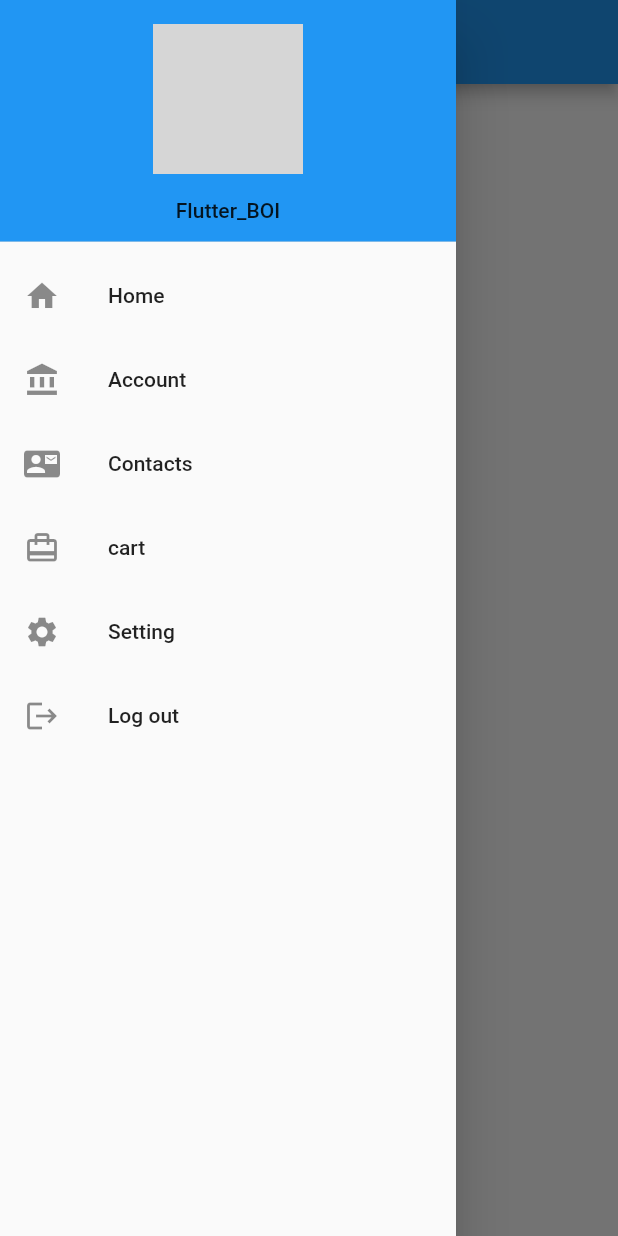
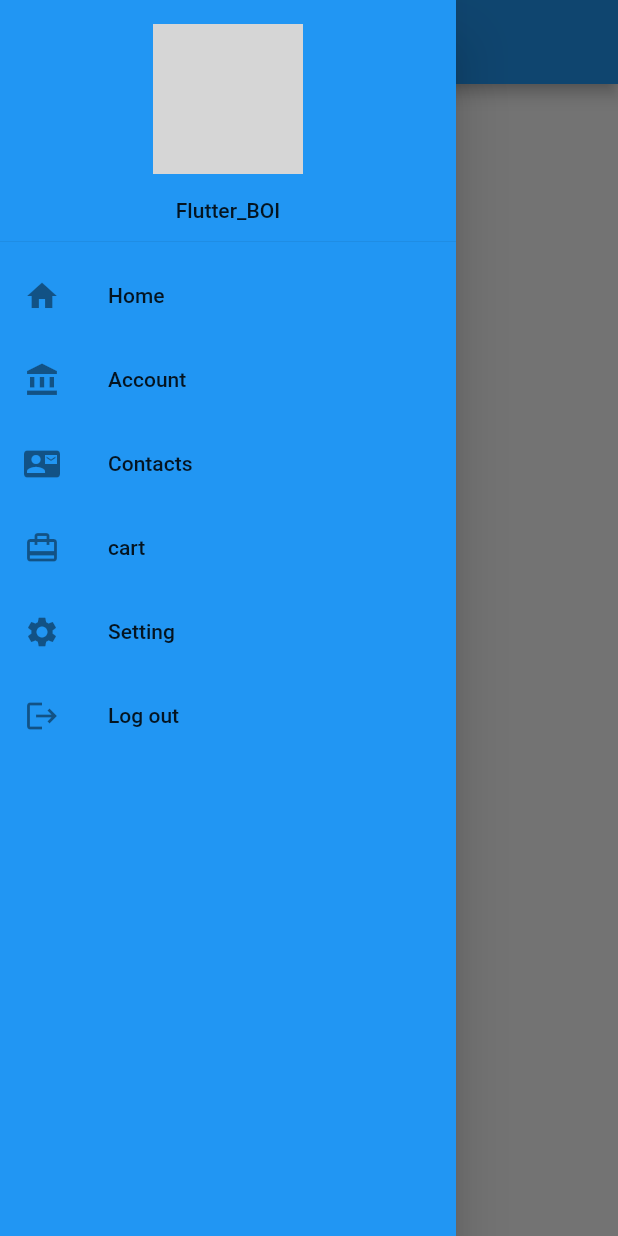
Before and after one commit to jadhavdurgesh/Flutter-widgets, a Flutter app: the screen it shows after launch, with the side drawer open, on a phone screen of 412 x 824 dp. Run offline on Flutter 3.47's test engine with Material 2 defaults, Android fonts, the phone set to English and light mode, and no system bars; network calls fail; grey boxes are pictures that could not be loaded.

Commit message:
raatka bacha hua tha ..push now

```diff
--- a/lib/widgets/drawer_widget.dart
+++ b/lib/widgets/drawer_widget.dart
@@ -15,6 +15,8 @@ class _DrawerWidgetState extends State<DrawerWidget> {
         title: const Text("Drawer widget"),
       ),
       drawer: Drawer(
+        backgroundColor: Colors.blue,
+        // elevation: 20,
         child: ListView(
           children: [
             DrawerHeader(
```
